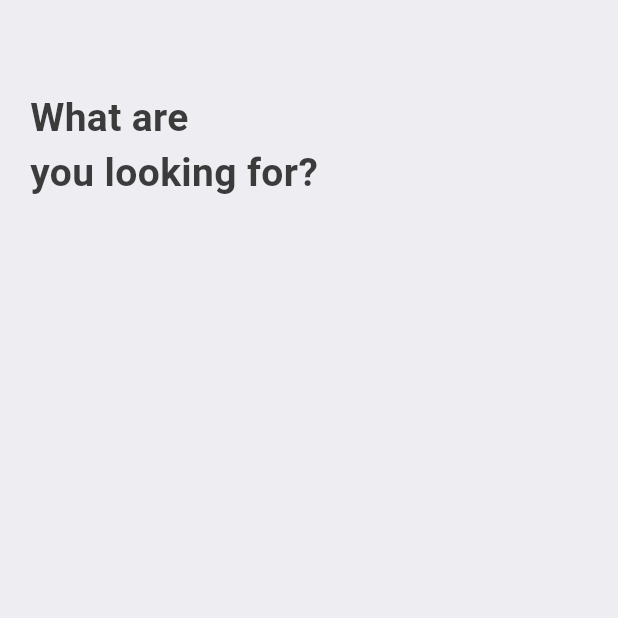
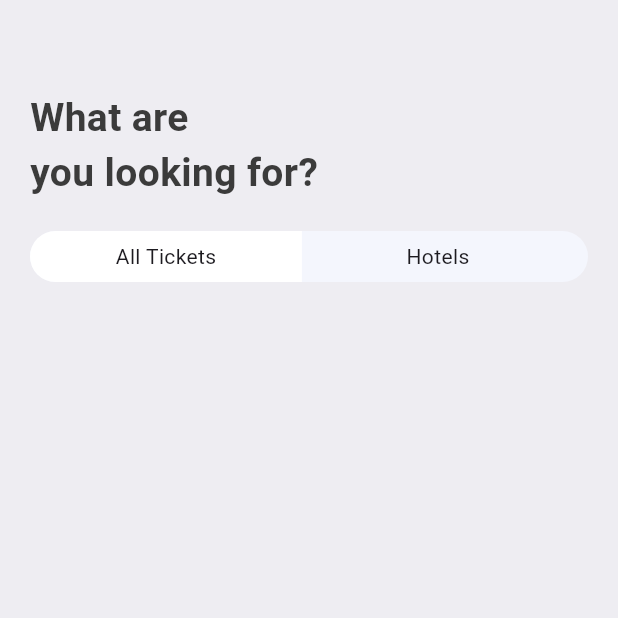
Before and after one commit to yky32/ticket-app, a Flutter app: the SearchScreen screen opened directly, on a phone screen of 412 x 824 dp, the top half of it. Run offline on Flutter 3.47's test engine with Material 3 defaults, Android fonts, the phone set to English and light mode, and no system bars; our stand-ins replace fluentui_icons.

Commit message:
add detail tab

```diff
--- a/lib/screens/search/search_screen.dart
+++ b/lib/screens/search/search_screen.dart
@@ -1,5 +1,6 @@
 import 'package:flutter/material.dart';
 import 'package:ticket_app/base/res/styles/app_styles.dart';
+import 'package:ticket_app/screens/search/widgets/app_ticket_tabs.dart';
 
 class SearchScreen extends StatelessWidget {
   const SearchScreen({super.key});
@@ -16,8 +17,12 @@ class SearchScreen extends StatelessWidget {
             "What are\nyou looking for?",
             style: AppStyles.headLineStyle1.copyWith(),
           ),
+          const SizedBox(height: 20,),
+          const AppTicketTabs(),
         ],
       ),
     );
   }
 }
+
+// 124
--- /dev/null
+++ b/lib/screens/search/widgets/app_ticket_tabs.dart
@@ -0,0 +1,52 @@
+import 'package:flutter/material.dart';
+
+class AppTicketTabs extends StatelessWidget {
+  const AppTicketTabs({super.key});
+
+  @override
+  Widget build(BuildContext context) {
+    return Container(
+      decoration: BoxDecoration(
+          borderRadius: BorderRadius.circular(50),
+          color: const Color(0xFFF4F6FD)),
+      child: const Row(
+        children: [
+          AppTabs(
+            tabText: "All Tickets",
+          ),
+          AppTabs(
+            tabText: "Hotels",
+            tabBorder: true,
+            tabColor: true,
+          )
+        ],
+      ),
+    );
+  }
+}
+
+class AppTabs extends StatelessWidget {
+  const AppTabs(
+      {super.key,
+      this.tabText = "",
+      this.tabBorder = false,
+      this.tabColor = false});
+
+  final String tabText;
+  final bool tabBorder;
+  final bool tabColor;
+  @override
+  Widget build(BuildContext context) {
+    final size = MediaQuery.of(context).size;
+    return Container(
+      padding: const EdgeInsets.symmetric(vertical: 7),
+      width: size.width * 0.44,
+      decoration: BoxDecoration(
+          color: tabColor == false ? Colors.white : Colors.transparent,
+          borderRadius: tabBorder == false
+              ? const BorderRadius.horizontal(left: Radius.circular(50))
+              : const BorderRadius.horizontal(right: Radius.circular(50))),
+      child: Center(child: Text(tabText)),
+    );
+  }
+}
```
